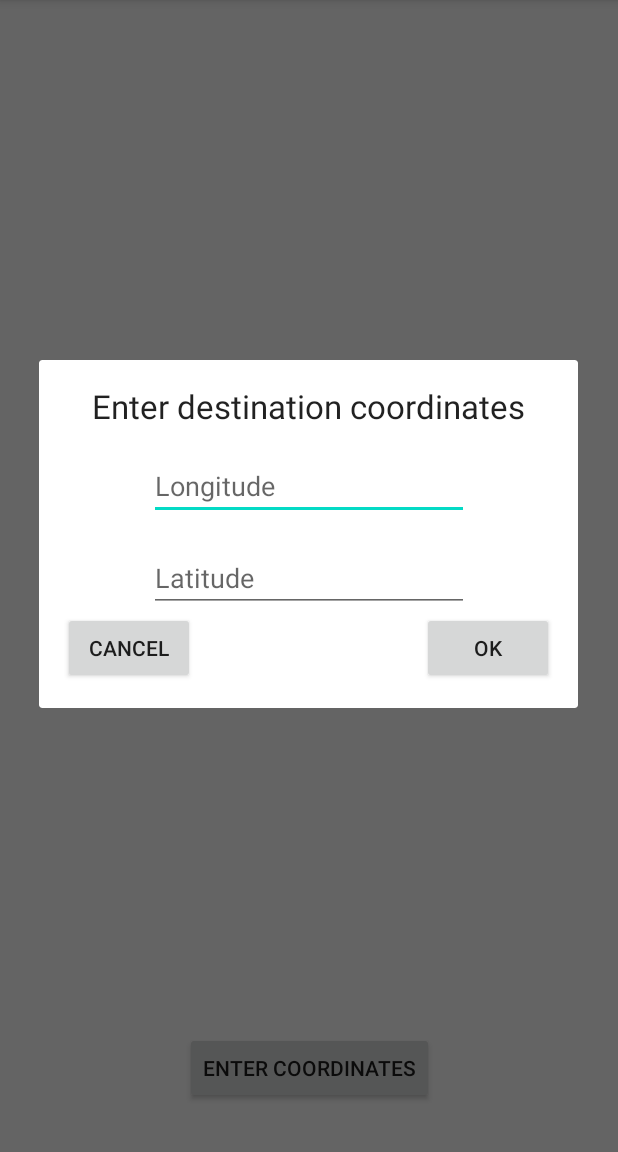
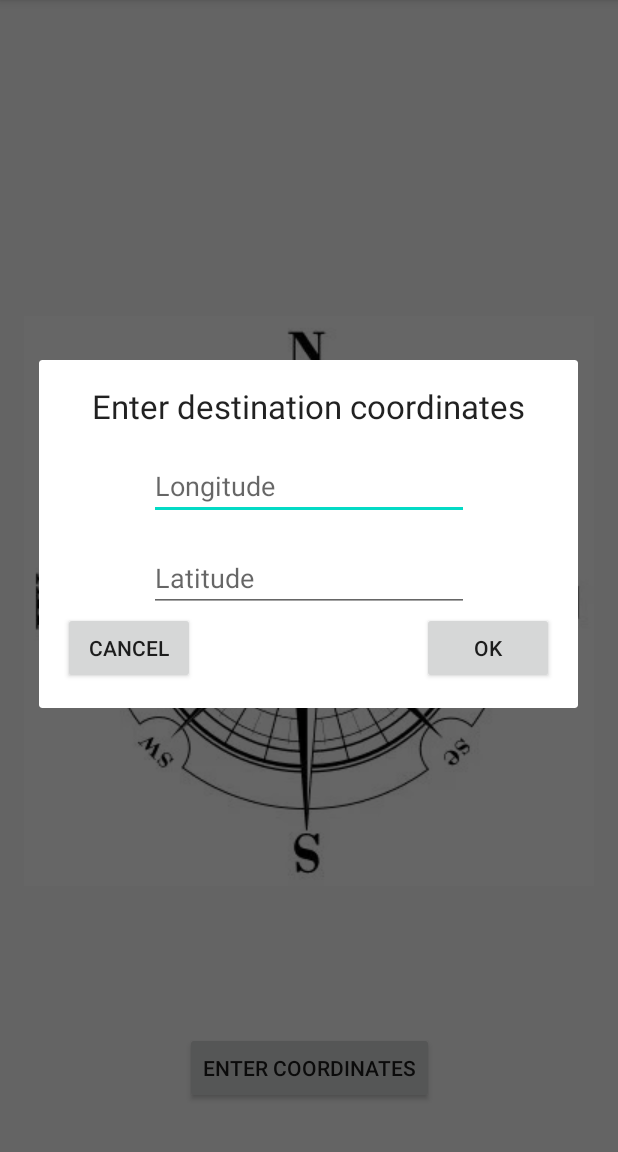
Before and after one commit to Szczepan87/compass, an Android app: the screen it shows after launch (MainActivity), after a tap on "ENTER COORDINATES", on a phone screen of 412 x 824 dp, the part 84-1236 px from its top. Run offline under Robolectric (Android 15) with nearby library versions, the phone set to English and light mode, and no system bars; our stand-ins replace data binding; 1 statement that could not run was skipped.

Commit message:
rotating compass rose according to north

```diff
--- a/app/src/main/java/com/example/compass/ui/CoordinatesDialog.kt
+++ b/app/src/main/java/com/example/compass/ui/CoordinatesDialog.kt
@@ -36,6 +36,7 @@ class CoordinatesDialog(private val compassActivityViewModel: CompassActivityVie
                 latitude = binding.latitudeEditText.text.toString().toDouble()
             }
             compassActivityViewModel.updateDestinationLocation(destination)
+            this.dismiss()
         }
     }
 }
--- a/app/src/main/java/com/example/compass/ui/MainActivity.kt
+++ b/app/src/main/java/com/example/compass/ui/MainActivity.kt
@@ -36,7 +36,9 @@ class MainActivity : AppCompatActivity() {
             R.layout.activity_main
         )
         compassActivityViewModel.updateCurrentLocation()
-        compassActivityViewModel.currentHeading.observe(this, Observer { binding.heading = it })
+        compassActivityViewModel.currentHeading.observe(this, Observer { binding.heading = it
+        binding.northArrow.rotation = it.toFloat().unaryMinus()
+        })
         compassActivityViewModel.currentAzimuth.observe(this, Observer { binding.azimuth = it })
         compassActivityViewModel.destinationLocation.observe(
             this,
--- /dev/null
+++ b/app/src/main/res/drawable/ic_baseline_northward_arrow.xml
@@ -0,0 +1,5 @@
+<vector android:height="150dp" android:tint="#FF0000"
+    android:viewportHeight="24" android:viewportWidth="24"
+    android:width="150dp" xmlns:android="http://schemas.android.com/apk/res/android">
+    <path android:fillColor="@android:color/white" android:pathData="M7,14l5,-5 5,5z"/>
+</vector>
--- a/app/src/main/res/layout/activity_main.xml
+++ b/app/src/main/res/layout/activity_main.xml
@@ -53,5 +53,15 @@
             app:layout_constraintEnd_toEndOf="parent"
             app:layout_constraintStart_toStartOf="parent" />
 
+        <androidx.appcompat.widget.AppCompatImageView
+            android:id="@+id/north_arrow"
+            android:layout_width="wrap_content"
+            android:layout_height="wrap_content"
+            android:src="@drawable/compass_rose"
+            app:layout_constraintBottom_toTopOf="@+id/coordinates_button"
+            app:layout_constraintEnd_toEndOf="parent"
+            app:layout_constraintStart_toStartOf="parent"
+            app:layout_constraintTop_toBottomOf="@+id/azimuth_textView" />
+
     </androidx.constraintlayout.widget.ConstraintLayout>
 </layout>
```
Also changed, not shown: app/src/main/res/drawable/compass_rose.webp (added).
